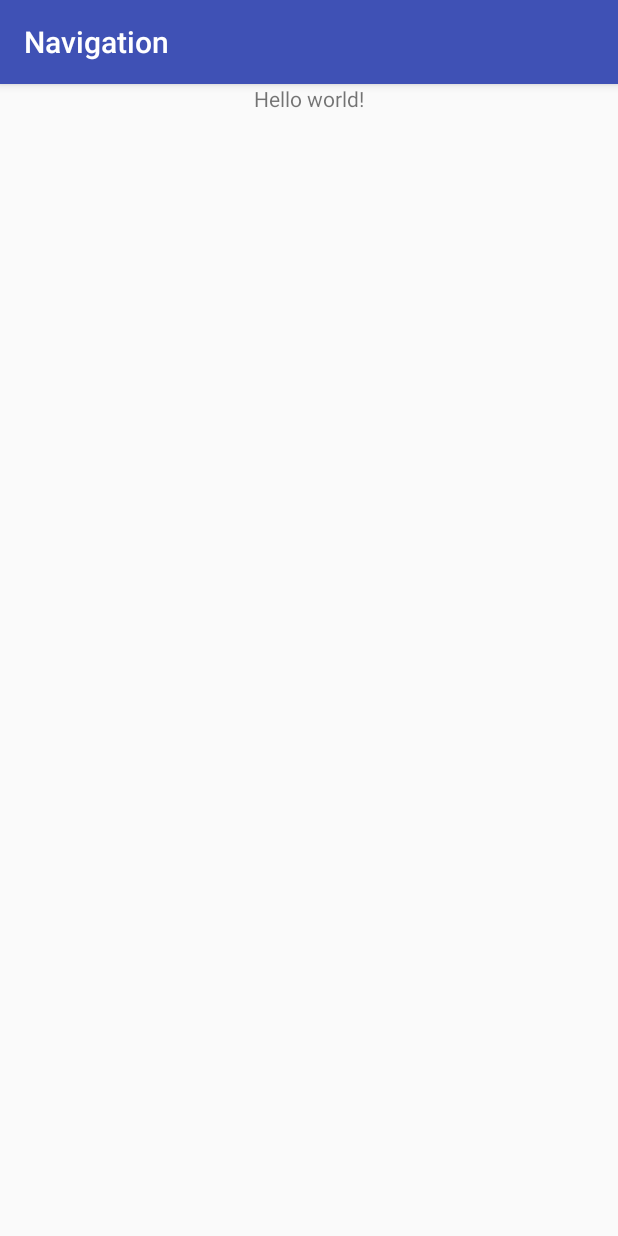
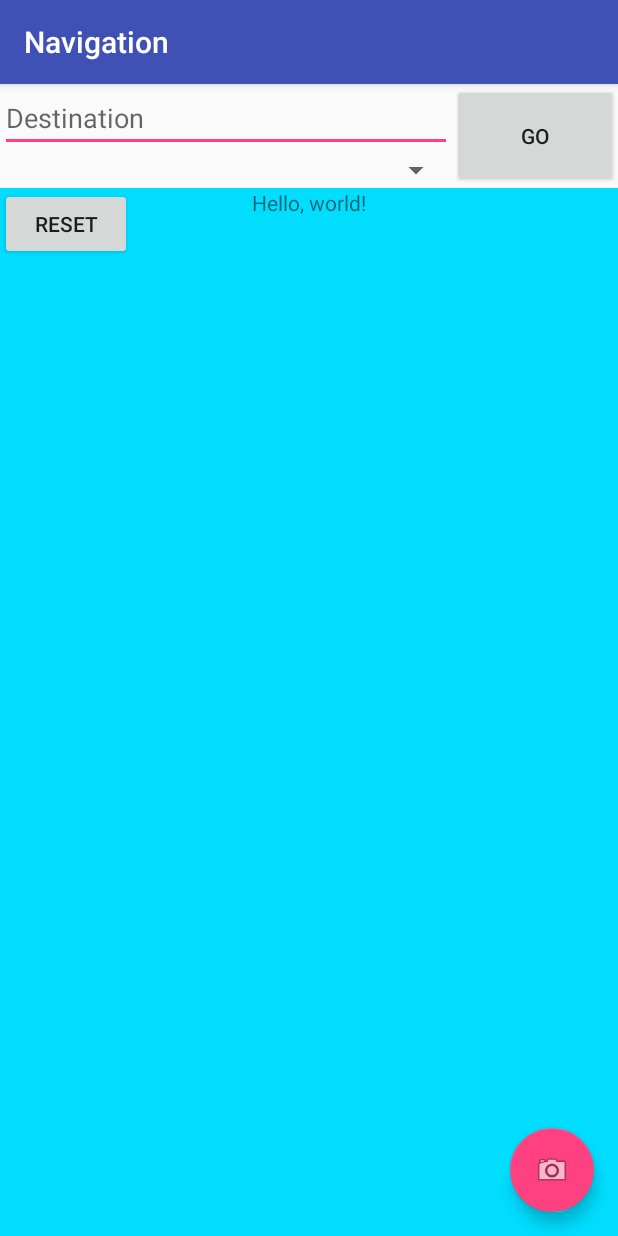
Before and after one commit to zhumo/CS65ARNavigator, an Android app: the screen it shows after launch (NavigationActivity), on a phone screen of 412 x 824 dp. Run offline under Robolectric (Android 15) with nearby library versions, the phone set to English and light mode, and no system bars.

Commit message:
navigation view gets the toolbar

```diff
--- a/app/src/main/res/layout/activity_navigation.xml
+++ b/app/src/main/res/layout/activity_navigation.xml
@@ -1,12 +1,79 @@
 <?xml version="1.0" encoding="utf-8"?>
-<LinearLayout xmlns:android="http://schemas.android.com/apk/res/android"
-    android:orientation="vertical" android:layout_width="match_parent"
-    android:layout_height="match_parent">
+<RelativeLayout xmlns:android="http://schemas.android.com/apk/res/android"
+    xmlns:tools="http://schemas.android.com/tools"
+    android:layout_width="match_parent"
+    android:layout_height="match_parent"
+    tools:context="edu.dartmouth.com.arnavigation.MapsActivity">
 
-    <TextView
+    <LinearLayout
+        android:id="@+id/toolbar"
         android:layout_width="match_parent"
+        android:layout_height="match_parent"
+        android:layout_alignParentTop="true"
+        android:orientation="vertical">
+
+        <LinearLayout
+            android:layout_width="match_parent"
+            android:layout_height="wrap_content"
+            android:orientation="horizontal">
+
+            <LinearLayout
+                android:layout_width="wrap_content"
+                android:layout_height="wrap_content"
+                android:orientation="vertical"
+                android:layout_weight="9">
+                <EditText
+                    android:id="@+id/locationSearchText"
+                    android:layout_width="match_parent"
+                    android:layout_height="match_parent"
+                    android:hint="Destination"
+                    android:inputType="textPostalAddress" />
+                <Spinner
+                    android:id="@+id/travelSpinner"
+                    android:layout_width="match_parent"
+                    android:layout_height="wrap_content" />
+            </LinearLayout>
+
+            <Button
+                android:id="@+id/searchButton"
+                android:layout_weight="1"
+                android:layout_width="wrap_content"
+                android:layout_height="match_parent"
+                android:onClick="locationSearchPressed"
+                android:text="Go" />
+        </LinearLayout>
+
+        <RelativeLayout
+            android:layout_width="match_parent"
+            android:layout_height="wrap_content"
+            android:layout_weight="1">
+            <Button
+                android:id="@+id/reset_map_button"
+                android:layout_width="wrap_content"
+                android:layout_height="wrap_content"
+                android:layout_alignParentTop="true"
+                android:layout_alignParentStart="true"
+                android:onClick="resetMapButtonClicked"
+                android:text="reset"/>
+
+            <TextView
+                android:id="@+id/hello_world"
+                android:layout_width="fill_parent"
+                android:layout_height="fill_parent"
+                android:text="Hello, world!"
+                android:background="@android:color/holo_blue_bright"
+                android:textAlignment="center"/>
+        </RelativeLayout>
+    </LinearLayout>
+
+    <android.support.design.widget.FloatingActionButton
+        android:id="@+id/fab"
+        android:layout_width="wrap_content"
         android:layout_height="wrap_content"
-        android:textAlignment="center"
-        android:text="Hello world!" />
-
-</LinearLayout>
+        android:layout_alignParentBottom="true"
+        android:layout_alignParentEnd="true"
+        android:src="@android:drawable/ic_menu_camera"
+        android:scaleType="center"
+        android:onClick="activateCamera"
+        android:layout_margin="@dimen/fab_margin" />
+</RelativeLayout>
```
